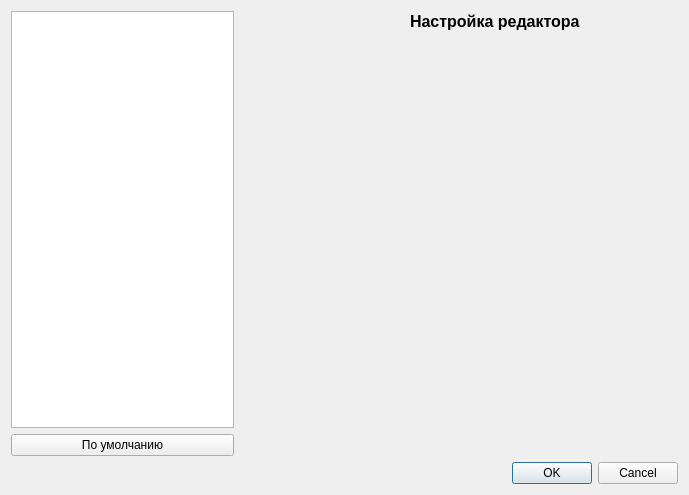
Above: settingsdialog.ui from NOOBS-DevTeam/Appendix before the change. Below: the same form after it.
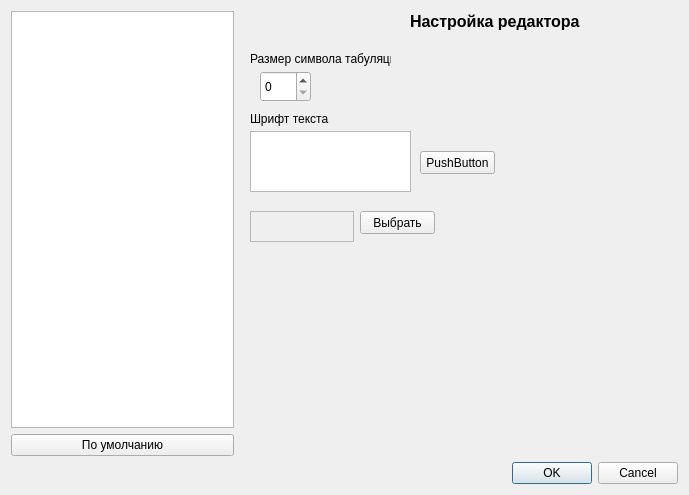
That is the form after the change. The open tabs and pages were chosen to show the change. Custom widgets are drawn as their Qt base class.

Commit message: Добавлен APX. Добавлена возможность менять шрифт и размер отступов, вкладки при этом изменяются.

The edit to the form file:
```diff
--- a/settingsdialog.ui
+++ b/settingsdialog.ui
@@ -683,6 +683,98 @@
         <enum>Qt::RichText</enum>
        </property>
       </widget>
+      <widget class="QLabel" name="label_3">
+       <property name="geometry">
+        <rect>
+         <x>10</x>
+         <y>40</y>
+         <width>141</width>
+         <height>16</height>
+        </rect>
+       </property>
+       <property name="text">
+        <string>Размер символа табуляции</string>
+       </property>
+      </widget>
+      <widget class="QSpinBox" name="spinBox">
+       <property name="geometry">
+        <rect>
+         <x>20</x>
+         <y>60</y>
+         <width>51</width>
+         <height>31</height>
+        </rect>
+       </property>
+      </widget>
+      <widget class="QLabel" name="label_4">
+       <property name="geometry">
+        <rect>
+         <x>10</x>
+         <y>100</y>
+         <width>141</width>
+         <height>16</height>
+        </rect>
+       </property>
+       <property name="text">
+        <string>Шрифт текста</string>
+       </property>
+      </widget>
+      <widget class="QTextEdit" name="textEdit_4">
+       <property name="geometry">
+        <rect>
+         <x>10</x>
+         <y>120</y>
+         <width>161</width>
+         <height>61</height>
+        </rect>
+       </property>
+       <property name="html">
+        <string>&lt;!DOCTYPE HTML PUBLIC &quot;-//W3C//DTD HTML 4.0//EN&quot; &quot;http://www.w3.org/TR/REC-html40/strict.dtd&quot;&gt;
+&lt;html&gt;&lt;head&gt;&lt;meta name=&quot;qrichtext&quot; content=&quot;1&quot; /&gt;&lt;style type=&quot;text/css&quot;&gt;
+p, li { white-space: pre-wrap; }
+&lt;/style&gt;&lt;/head&gt;&lt;body style=&quot; font-family:'MS Shell Dlg 2'; font-size:8.25pt; font-weight:400; font-style:normal;&quot;&gt;
+&lt;p style=&quot;-qt-paragraph-type:empty; margin-top:0px; margin-bottom:0px; margin-left:0px; margin-right:0px; -qt-block-indent:0; text-indent:0px; font-size:8pt;&quot;&gt;&lt;br /&gt;&lt;/p&gt;&lt;/body&gt;&lt;/html&gt;</string>
+       </property>
+      </widget>
+      <widget class="QPlainTextEdit" name="plainTextEdit_14">
+       <property name="enabled">
+        <bool>false</bool>
+       </property>
+       <property name="geometry">
+        <rect>
+         <x>10</x>
+         <y>200</y>
+         <width>104</width>
+         <height>31</height>
+        </rect>
+       </property>
+      </widget>
+      <widget class="QPushButton" name="pushButton_15">
+       <property name="geometry">
+        <rect>
+         <x>120</x>
+         <y>200</y>
+         <width>75</width>
+         <height>23</height>
+        </rect>
+       </property>
+       <property name="text">
+        <string>Выбрать</string>
+       </property>
+      </widget>
+      <widget class="QPushButton" name="pushButton_16">
+       <property name="geometry">
+        <rect>
+         <x>180</x>
+         <y>140</y>
+         <width>75</width>
+         <height>23</height>
+        </rect>
+       </property>
+       <property name="text">
+        <string>PushButton</string>
+       </property>
+      </widget>
      </widget>
     </widget>
    </item>
```
The commit also changes 5 other files.
